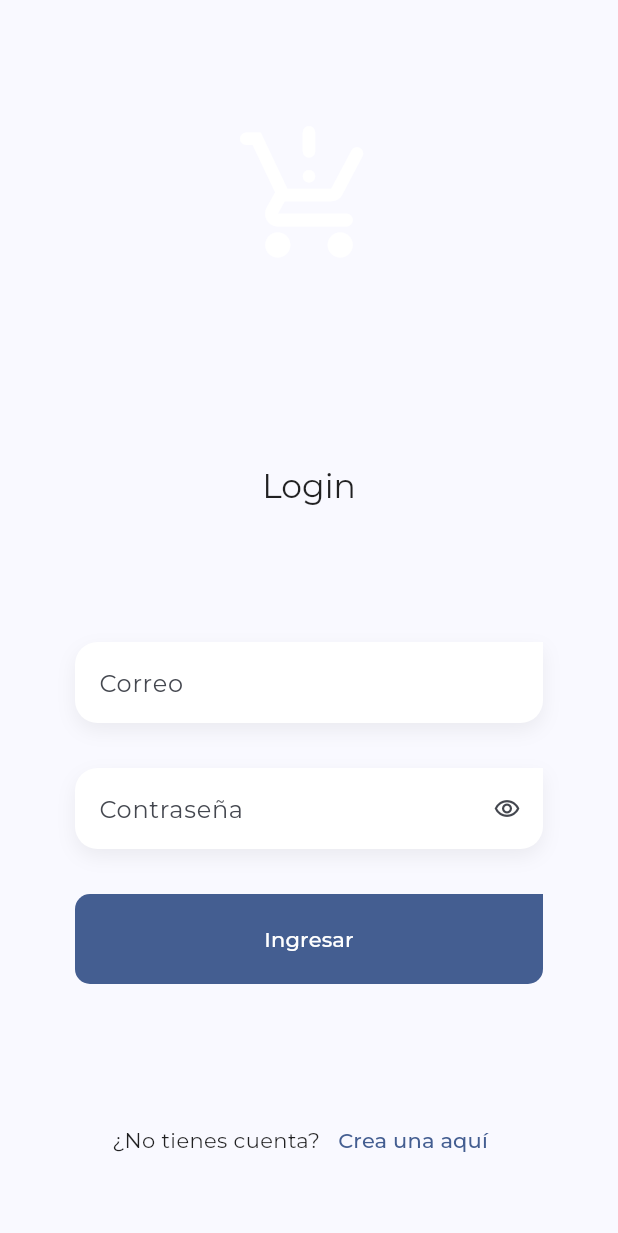
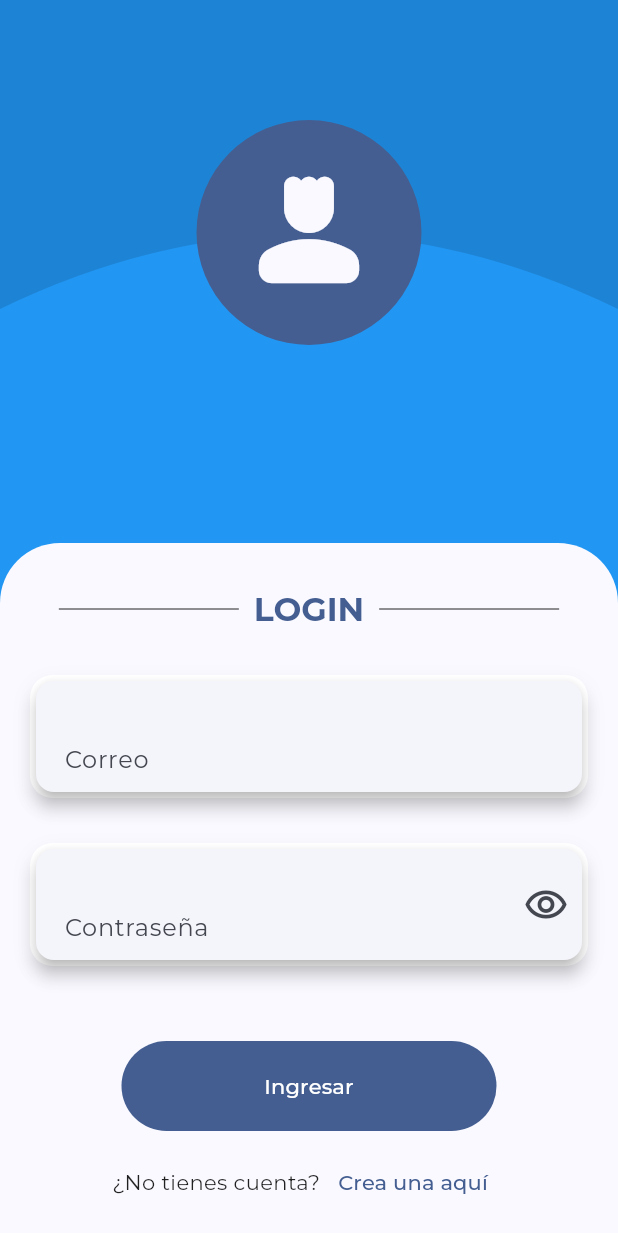
Before and after one commit to No-Country-simulation/c14-54-ft-dart, a Flutter app: the screen it shows after launch, on a phone screen of 412 x 824 dp. Shown: the top 1233 px of the screen. Run offline on Flutter 3.47's test engine with Material 2 defaults, Android fonts, the phone set to English and light mode, and no system bars; our stand-ins replace device_preview, flutter_riverpod, go_router, google_fonts.

Commit message:
UI style improvement and advanced

```diff
--- a/lib/features/auth/presentation/screens/login_screen/login_screen.dart
+++ b/lib/features/auth/presentation/screens/login_screen/login_screen.dart
@@ -1,5 +1,6 @@
 import 'package:flutter/material.dart';
 import 'package:flutter_riverpod/flutter_riverpod.dart';
+import 'package:gestion_inventario/features/auth/presentation/widgets/widgets.dart';
 import 'package:gestion_inventario/features/shared/widgets/shared.dart';
 import 'package:go_router/go_router.dart';
 
@@ -10,39 +11,55 @@ class LoginScreen extends StatelessWidget {
 
   @override
   Widget build(BuildContext context) {
-    final size = MediaQuery.of(context).size;
-    final scaffoldBackgroundColor = Theme.of(context).scaffoldBackgroundColor;
-
+    final colors = Theme.of(context).colorScheme;
+    final Size size = MediaQuery.of(context).size;
     return GestureDetector(
       onTap: () => FocusManager.instance.primaryFocus?.unfocus(),
       child: Scaffold(
           body: SingleChildScrollView(
         physics: const ClampingScrollPhysics(),
-        child: Column(
-          crossAxisAlignment: CrossAxisAlignment.center,
+        child: Stack(
+          alignment: Alignment.topCenter,
           children: [
-            const SizedBox(height: 80),
-            // Icon Banner
-            const Icon(
-              Icons.production_quantity_limits_rounded,
-              color: Colors.white,
-              size: 100,
+            const CustomBackground(color: Colors.blue),
+            const Padding(
+              padding: EdgeInsets.symmetric(vertical: 80),
+              child: _LoginIcon(),
             ),
-            const SizedBox(height: 80),
-
-            Container(
-              height: size.height - 260, // 80 los dos sizebox y 100 el ícono
-              width: double.infinity,
-              decoration: BoxDecoration(
-                color: scaffoldBackgroundColor,
-                borderRadius:
-                    const BorderRadius.only(topLeft: Radius.circular(100)),
+            Padding(
+              padding: EdgeInsets.only(
+                top: size.height / 2 - 50,
               ),
+              child: FormContainerBackground(
+                color: colors.background,
                 child: const _LoginForm(),
-            )
+              ),
+            ),
           ],
         ),
       )),
+    );
+  }
+}
+
+class _LoginIcon extends StatelessWidget {
+  const _LoginIcon();
+
+  @override
+  Widget build(BuildContext context) {
+    final colors = Theme.of(context).colorScheme;
+    return Container(
+      height: 150,
+      width: 150,
+      decoration: BoxDecoration(
+        color: colors.primary,
+        borderRadius: BorderRadius.circular(100),
+      ),
+      child: Icon(
+        Icons.person_4_rounded,
+        color: colors.surface,
+        size: 100,
+      ),
     );
   }
 }
@@ -60,16 +77,18 @@ class _LoginForm extends ConsumerWidget {
 
   @override
   Widget build(BuildContext context, WidgetRef ref) {
-    final textStyles = Theme.of(context).textTheme;
     final colors = Theme.of(context).colorScheme;
 
-    return Padding(
-      padding: const EdgeInsets.symmetric(horizontal: 50),
+    return Column(
+      children: [
+        const Padding(
+          padding: EdgeInsets.symmetric(vertical: 30),
+          child: _TitleForm(),
+        ),
+        Padding(
+          padding: const EdgeInsets.symmetric(horizontal: 20),
           child: Column(
             children: [
-          const SizedBox(height: 50),
-          Text('Login', style: textStyles.titleLarge),
-          const SizedBox(height: 90),
               const CustomTextFormField(
                 label: 'Correo',
                 hint: 'juan@gmail.com',
@@ -82,6 +101,7 @@ class _LoginForm extends ConsumerWidget {
                 label: 'Contraseña',
                 subfixIcon: IconButton(
                   icon: const Icon(
+                    size: 30,
                     Icons.remove_red_eye_outlined,
                   ),
                   onPressed: () {},
@@ -91,9 +111,12 @@ class _LoginForm extends ConsumerWidget {
                 onChanged: null,
                 errorMessage: null,
               ),
-          const SizedBox(height: 30),
+            ],
+          ),
+        ),
+        const SizedBox(height: 50),
         SizedBox(
-            width: double.infinity,
+          width: 250,
           height: 60,
           child: CustomFilledButton(
             text: 'Ingresar',
@@ -101,7 +124,7 @@ class _LoginForm extends ConsumerWidget {
             onPressed: () {},
           ),
         ),
-          const Spacer(flex: 2),
+        const SizedBox(height: 10),
         Row(
           mainAxisAlignment: MainAxisAlignment.center,
           children: [
@@ -114,7 +137,63 @@ class _LoginForm extends ConsumerWidget {
         ),
         const Spacer(flex: 1),
       ],
-      ),
     );
   }
 }
+
+class _TitleForm extends StatelessWidget {
+  const _TitleForm();
+
+  @override
+  Widget build(BuildContext context) {
+    final textStyles = Theme.of(context).textTheme;
+    final colors = Theme.of(context).colorScheme;
+    return Row(
+      mainAxisAlignment: MainAxisAlignment.center,
+      children: [
+        const _BackgroundLine(),
+        const SizedBox(
+          width: 10,
+        ),
+        Text(
+          'LOGIN',
+          style: textStyles.titleLarge?.copyWith(
+            fontWeight: FontWeight.bold,
+            color: colors.primary,
+          ),
+        ),
+        const SizedBox(
+          width: 10,
+        ),
+        const _BackgroundLine(),
+      ],
+    );
+  }
+}
+
+class _BackgroundLine extends StatelessWidget {
+  const _BackgroundLine();
+
+  @override
+  Widget build(BuildContext context) {
+    return CustomPaint(
+      painter: LinePainter(),
+      size: const Size(120, 3),
+    );
+  }
+}
+
+class LinePainter extends CustomPainter {
+  @override
+  void paint(Canvas canvas, Size size) {
+    final paint = Paint()..color = Colors.black87;
+    final startPoint = Offset(0, size.height / 2);
+    final endPoint = Offset(size.width, size.height / 2);
+    canvas.drawLine(startPoint, endPoint, paint);
+  }
+
+  @override
+  bool shouldRepaint(covariant CustomPainter oldDelegate) {
+    return false;
+  }
+}
--- /dev/null
+++ b/lib/features/auth/presentation/widgets/forms/custom_background.dart
@@ -0,0 +1,48 @@
+import 'package:flutter/material.dart';
+
+class CustomBackground extends StatelessWidget {
+  final Color color;
+  const CustomBackground({super.key, required this.color});
+
+  @override
+  Widget build(BuildContext context) {
+    final Size size = MediaQuery.of(context).size;
+    return Stack(
+      children: [
+        Container(
+          height: size.height,
+          width: double.infinity,
+          color: color,
+        ),
+        CustomPaint(
+          size: Size(size.width, size.height / 4),
+          painter: CurvePainter(),
+        ),
+      ],
+    );
+  }
+}
+
+class CurvePainter extends CustomPainter {
+  @override
+  void paint(Canvas canvas, Size size) {
+    final paint = Paint()
+      ..color = Colors.black12 // Color de la curva (mismo que el fondo azul)
+      ..style = PaintingStyle.fill;
+
+    final path = Path()
+      ..moveTo(0, size.height)
+      ..quadraticBezierTo(
+          size.width / 2, size.height - 100, size.width, size.height)
+      ..lineTo(size.width, 0)
+      ..lineTo(0, 0)
+      ..close();
+
+    canvas.drawPath(path, paint);
+  }
+
+  @override
+  bool shouldRepaint(covariant CustomPainter oldDelegate) {
+    return false;
+  }
+}
--- /dev/null
+++ b/lib/features/auth/presentation/widgets/forms/form_container_background.dart
@@ -0,0 +1,29 @@
+import 'package:flutter/material.dart';
+
+class FormContainerBackground extends StatelessWidget {
+  final Color color;
+  final Widget child;
+
+  const FormContainerBackground({
+    super.key,
+    required this.color,
+    required this.child,
+  });
+
+  @override
+  Widget build(BuildContext context) {
+    final Size size = MediaQuery.of(context).size;
+    return Container(
+      height: size.height - 250,
+      width: double.infinity,
+      decoration: BoxDecoration(
+        color: color,
+        borderRadius: const BorderRadius.only(
+          topLeft: Radius.circular(40),
+          topRight: Radius.circular(40),
+        ),
+      ),
+      child: child,
+    );
+  }
+}
--- /dev/null
+++ b/lib/features/auth/presentation/widgets/widgets.dart
@@ -0,0 +1,2 @@
+export 'package:gestion_inventario/features/auth/presentation/widgets/forms/custom_background.dart';
+export 'package:gestion_inventario/features/auth/presentation/widgets/forms/form_container_background.dart';
--- a/lib/features/shared/widgets/custom_filled_button.dart
+++ b/lib/features/shared/widgets/custom_filled_button.dart
@@ -10,17 +10,11 @@ class CustomFilledButton extends StatelessWidget {
 
   @override
   Widget build(BuildContext context) {
-    const radius = Radius.circular(10);
-
     return FilledButton(
         style: FilledButton.styleFrom(
-            backgroundColor: buttonColor,
-            shape: const RoundedRectangleBorder(
-                borderRadius: BorderRadius.only(
-              bottomLeft: radius,
-              bottomRight: radius,
-              topLeft: radius,
-            ))),
+          backgroundColor: buttonColor,
+          shape: const StadiumBorder(),
+        ),
         onPressed: onPressed,
         child: Text(text));
   }
--- a/lib/features/shared/widgets/custom_text_form_field.dart
+++ b/lib/features/shared/widgets/custom_text_form_field.dart
@@ -30,36 +30,35 @@ class CustomTextFormField extends StatelessWidget {
 
     final border = OutlineInputBorder(
       borderSide: const BorderSide(color: Colors.transparent),
-        borderRadius: BorderRadius.circular(40));
-
-    const borderRadius = Radius.circular(15);
+      borderRadius: BorderRadius.circular(40),
+    );
 
     return Container(
       // padding: const EdgeInsets.only(bottom: 0, top: 15),
       decoration: BoxDecoration(
           color: Colors.white,
-          borderRadius: const BorderRadius.only(
-            topLeft: borderRadius,
-            bottomLeft: borderRadius,
-            bottomRight: borderRadius,
-          ),
+          borderRadius: BorderRadius.circular(15),
           boxShadow: [
             BoxShadow(
                 color: Colors.black.withOpacity(0.06),
                 blurRadius: 10,
                 offset: const Offset(0, 5))
           ]),
+      child: Card(
+        surfaceTintColor: colors.background,
+        elevation: 5,
         child: TextFormField(
           onChanged: onChanged,
           validator: validator,
           onFieldSubmitted: onFieldSubmitted,
           obscureText: obscureText,
           keyboardType: keyboardType,
-        style: const TextStyle(fontSize: 20, color: Colors.black54),
           decoration: InputDecoration(
+            contentPadding:
+                const EdgeInsets.only(top: 25, left: 15, bottom: 25),
             suffixIcon: subfixIcon,
             floatingLabelStyle: const TextStyle(
-              color: Colors.black, fontWeight: FontWeight.bold, fontSize: 18),
+                color: Colors.black, fontWeight: FontWeight.bold, fontSize: 20),
             enabledBorder: border,
             focusedBorder: border,
             errorBorder: border.copyWith(
@@ -67,13 +66,20 @@ class CustomTextFormField extends StatelessWidget {
             focusedErrorBorder: border.copyWith(
                 borderSide: const BorderSide(color: Colors.transparent)),
             isDense: true,
-          label: label != null ? Text(label!) : null,
+            label: label != null
+                ? Padding(
+                    padding: const EdgeInsets.only(top: 30),
+                    child: Text(label!),
+                  )
+                : null,
+
             hintText: hint,
             errorText: errorMessage,
             focusColor: colors.primary,
             // icon: Icon( Icons.supervised_user_circle_outlined, color: colors.primary, )
           ),
         ),
+      ),
     );
   }
 }
```
Also changed, not shown: 1 other file. Lines whose indentation alone changed are shown as unchanged.
